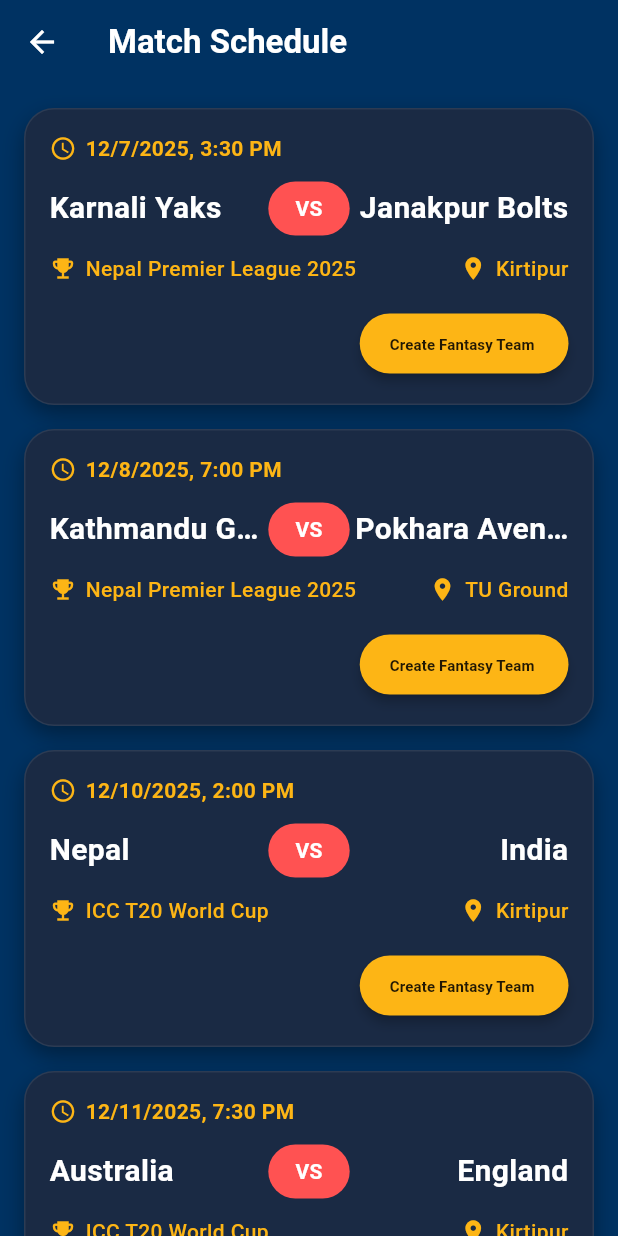
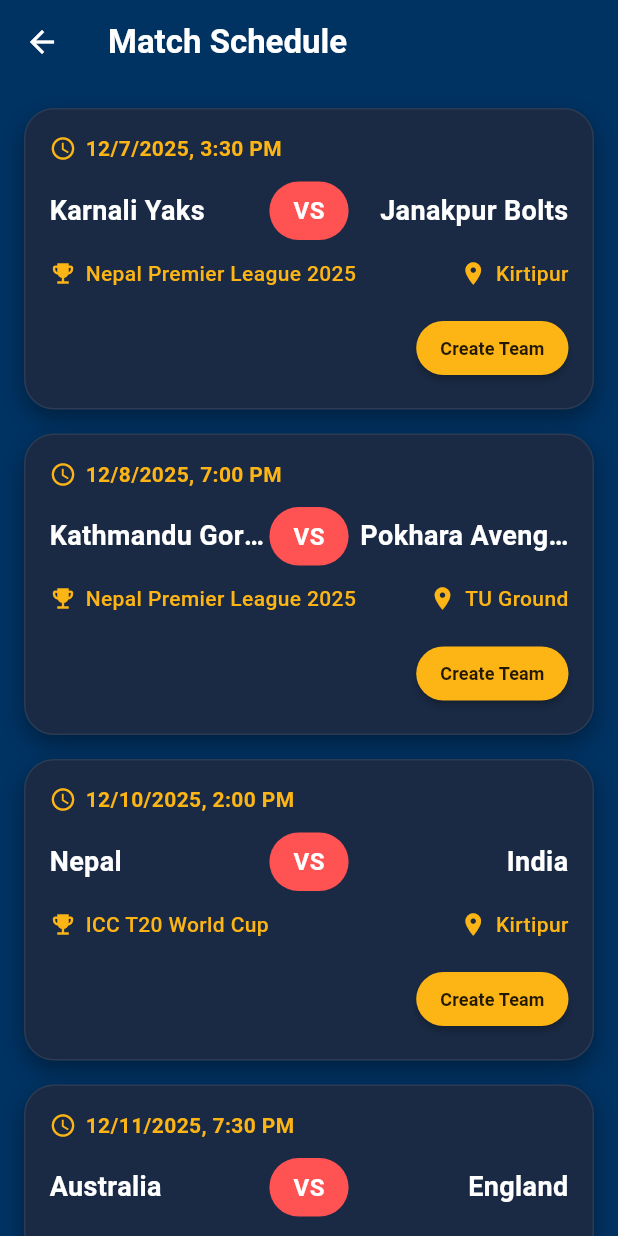
Before and after one commit to admin123KK/beyondfantasy5, a Flutter app: the GameSchedulePage screen opened directly, on a phone screen of 412 x 824 dp. Run offline on Flutter 3.47's test engine with Material 3 defaults, Android fonts, the phone set to English and light mode, and no system bars; our stand-ins replace shared_preferences; accounts and stored records are empty.

Commit message:
issue check

```diff
--- /dev/null
+++ b/devtools_options.yaml
@@ -0,0 +1,3 @@
+description: This file stores settings for Dart & Flutter DevTools.
+documentation: https://docs.flutter.dev/tools/devtools/extensions#configure-extension-enablement-states
+extensions:
--- a/lib/fantasyselection.dart
+++ b/lib/fantasyselection.dart
@@ -78,7 +78,11 @@
           'Create Fantasy Team',
           style: TextStyle(color: Colors.white, fontWeight: FontWeight.bold),
         ),
-        leading: const Icon(Icons.arrow_back, color: Colors.white),
+        leading: InkWell(
+            onTap: () {
+              Navigator.pop(context);
+            },
+            child: const Icon(Icons.arrow_back, color: Colors.white)),
       ),
       body: Column(
         children: [
--- a/lib/homepage.dart
+++ b/lib/homepage.dart
@@ -311,7 +311,6 @@
 
                         const SizedBox(height: 32),
 
-                        // Trending News
                         Row(
                           mainAxisAlignment: MainAxisAlignment.spaceBetween,
                           children: [
--- a/lib/rankingpage.dart
+++ b/lib/rankingpage.dart
@@ -34,7 +34,11 @@
           'Rankings',
           style: TextStyle(color: Colors.white, fontWeight: FontWeight.bold),
         ),
-        leading: const Icon(Icons.arrow_back, color: Colors.white),
+        leading: InkWell(
+            onTap: () {
+              Navigator.pop(context);
+            },
+            child: const Icon(Icons.arrow_back, color: Colors.white)),
       ),
       body: Column(
         children: [
--- a/lib/schedulepage.dart
+++ b/lib/schedulepage.dart
@@ -6,7 +6,7 @@
 
   @override
   Widget build(BuildContext context) {
-    // Sample matches (Nepal Premier League + World Cup style)
+    // Sample matches
     final List<Map<String, String>> matches = [
       {
         'teamA': 'Karnali Yaks',
@@ -54,7 +54,12 @@
           'Match Schedule',
           style: TextStyle(color: Colors.white, fontWeight: FontWeight.bold),
         ),
-        leading: const Icon(Icons.arrow_back, color: Colors.white),
+        leading: IconButton(
+          icon: const Icon(Icons.arrow_back, color: Colors.white),
+          onPressed: () {
+            Navigator.pop(context); // This makes the back button work!
+          },
+        ),
       ),
       body: ListView.builder(
         padding: const EdgeInsets.all(16),
@@ -108,7 +113,7 @@
                         match['teamA']!,
                         style: const TextStyle(
                           color: Colors.white,
-                          fontSize: 20,
+                          fontSize: 18,
                           fontWeight: FontWeight.bold,
                         ),
                         overflow: TextOverflow.ellipsis,
@@ -116,7 +121,7 @@
                     ),
                     Container(
                       padding: const EdgeInsets.symmetric(
-                          horizontal: 18, vertical: 8),
+                          horizontal: 16, vertical: 8),
                       decoration: BoxDecoration(
                         color: Colors.redAccent,
                         borderRadius: BorderRadius.circular(24),
@@ -125,7 +130,7 @@
                         'VS',
                         style: TextStyle(
                           color: Colors.white,
-                          fontSize: 14,
+                          fontSize: 16,
                           fontWeight: FontWeight.bold,
                         ),
                       ),
@@ -136,7 +141,7 @@
                         textAlign: TextAlign.right,
                         style: const TextStyle(
                           color: Colors.white,
-                          fontSize: 20,
+                          fontSize: 18,
                           fontWeight: FontWeight.bold,
                         ),
                         overflow: TextOverflow.ellipsis,
@@ -190,9 +195,10 @@
                   child: ElevatedButton(
                     onPressed: () {
                       Navigator.push(
-                          context,
-                          MaterialPageRoute(
-                              builder: (context) => FantasySelect()));
+                        context,
+                        MaterialPageRoute(
+                            builder: (context) => const FantasySelect()),
+                      );
                       ScaffoldMessenger.of(context).showSnackBar(
                         const SnackBar(
                             content: Text('Opening Team Creator...')),
@@ -202,17 +208,17 @@
                       backgroundColor: const Color(0xFFFDB515),
                       foregroundColor: Colors.black87,
                       padding: const EdgeInsets.symmetric(
-                          horizontal: 20, vertical: 10),
-                      minimumSize: const Size(0, 40), // compact size
+                          horizontal: 16, vertical: 8),
+                      minimumSize: const Size(0, 36), // smaller & cuter
                       shape: RoundedRectangleBorder(
                         borderRadius: BorderRadius.circular(30),
                       ),
-                      elevation: 3,
+                      elevation: 2,
                     ),
                     child: const Text(
-                      'Create Fantasy Team ',
+                      'Create Team',
                       style: TextStyle(
-                        fontSize: 10,
+                        fontSize: 12,
                         fontWeight: FontWeight.bold,
                       ),
                     ),
```
Also changed, not shown: lib/resetpage.dart (+3 -12 lines).
